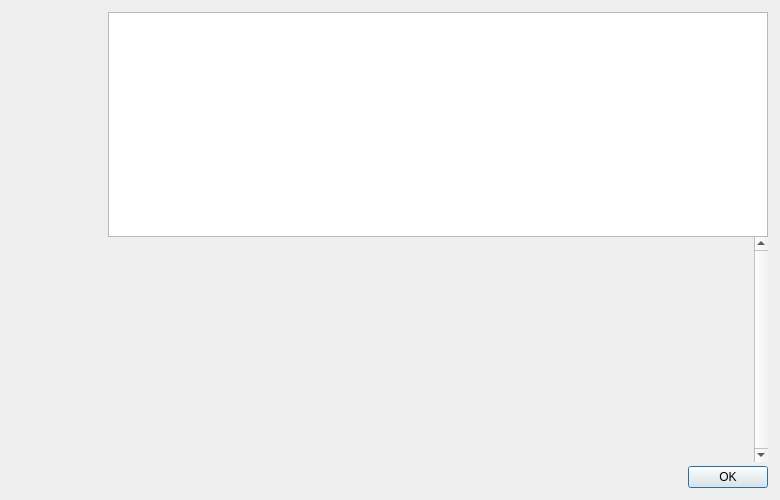
This is src/qt/forms/helpmessagedialog.ui in biblepay/biblepay_legacy as Qt 5 draws it before an edit. The edited form follows.
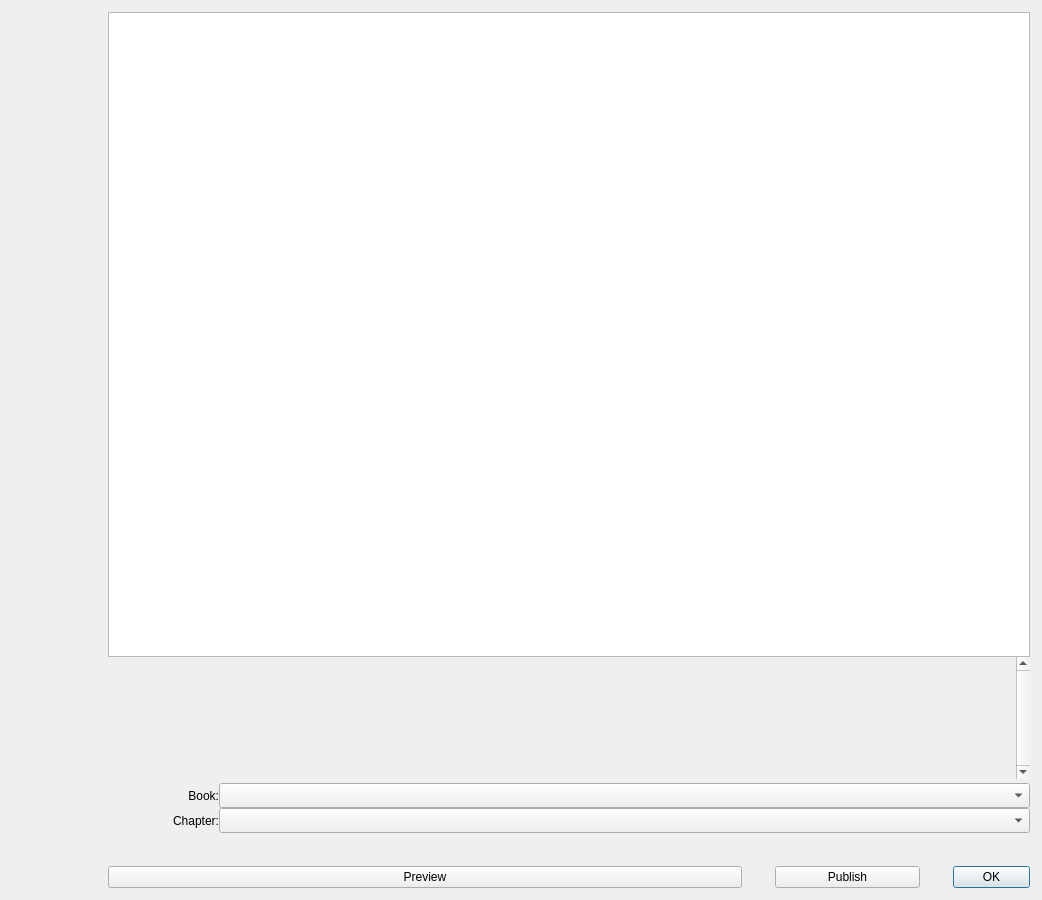
This is the edited form. Icons and pictures are not drawn.

Diff of the .ui file:
```diff
--- a/src/qt/forms/helpmessagedialog.ui
+++ b/src/qt/forms/helpmessagedialog.ui
@@ -6,14 +6,14 @@
    <rect>
     <x>0</x>
     <y>0</y>
-    <width>780</width>
-    <height>500</height>
+    <width>1042</width>
+    <height>900</height>
    </rect>
   </property>
   <property name="maximumSize">
    <size>
     <width>16777215</width>
-    <height>500</height>
+    <height>900</height>
    </size>
   </property>
   <layout class="QHBoxLayout" name="horizontalLayout_2">
@@ -89,7 +89,26 @@
     <layout class="QVBoxLayout" name="verticalLayout">
      <item>
       <widget class="QTextEdit" name="helpMessage">
+       <property name="minimumSize">
+        <size>
+         <width>0</width>
+         <height>645</height>
+        </size>
+       </property>
        <property name="readOnly">
+        <bool>false</bool>
+       </property>
+       <property name="html">
+        <string>&lt;!DOCTYPE HTML PUBLIC &quot;-//W3C//DTD HTML 4.0//EN&quot; &quot;http://www.w3.org/TR/REC-html40/strict.dtd&quot;&gt;
+&lt;html&gt;&lt;head&gt;&lt;meta name=&quot;qrichtext&quot; content=&quot;1&quot; /&gt;&lt;style type=&quot;text/css&quot;&gt;
+p, li { white-space: pre-wrap; }
+&lt;/style&gt;&lt;/head&gt;&lt;body style=&quot; font-family:'MS Shell Dlg 2'; font-size:7.8pt; font-weight:400; font-style:normal;&quot;&gt;
+&lt;p style=&quot;-qt-paragraph-type:empty; margin-top:0px; margin-bottom:0px; margin-left:0px; margin-right:0px; -qt-block-indent:0; text-indent:0px; font-size:8pt;&quot;&gt;&lt;br /&gt;&lt;/p&gt;&lt;/body&gt;&lt;/html&gt;</string>
+       </property>
+       <property name="overwriteMode">
+        <bool>true</bool>
+       </property>
+       <property name="acceptRichText">
         <bool>true</bool>
        </property>
       </widget>
@@ -110,13 +129,25 @@
          <rect>
           <x>0</x>
           <y>0</y>
-          <width>630</width>
-          <height>201</height>
+          <width>897</width>
+          <height>85</height>
          </rect>
         </property>
         <layout class="QVBoxLayout" name="verticalLayout_2">
          <item>
           <widget class="QLabel" name="aboutMessage">
+           <property name="sizePolicy">
+            <sizepolicy hsizetype="Preferred" vsizetype="Minimum">
+             <horstretch>0</horstretch>
+             <verstretch>0</verstretch>
+            </sizepolicy>
+           </property>
+           <property name="minimumSize">
+            <size>
+             <width>0</width>
+             <height>5</height>
+            </size>
+           </property>
            <property name="cursor">
             <cursorShape>IBeamCursor</cursorShape>
            </property>
@@ -155,14 +186,140 @@
       </spacer>
      </item>
      <item>
-      <widget class="QDialogButtonBox" name="okButton">
-       <property name="orientation">
-        <enum>Qt::Horizontal</enum>
+      <layout class="QHBoxLayout" name="horizontalLayout_7">
+       <property name="spacing">
+        <number>0</number>
        </property>
-       <property name="standardButtons">
-        <set>QDialogButtonBox::Ok</set>
+       <item>
+        <widget class="QLabel" name="lblBook">
+         <property name="maximumSize">
+          <size>
+           <width>111</width>
+           <height>16777215</height>
+          </size>
+         </property>
+         <property name="text">
+          <string>Book:</string>
+         </property>
+         <property name="alignment">
+          <set>Qt::AlignRight|Qt::AlignTrailing|Qt::AlignVCenter</set>
+         </property>
+        </widget>
+       </item>
+       <item>
+        <widget class="QComboBox" name="comboBook">
+         <property name="enabled">
+          <bool>true</bool>
+         </property>
+         <property name="minimumSize">
+          <size>
+           <width>0</width>
+           <height>25</height>
+          </size>
+         </property>
+         <property name="toolTip">
+          <string>Choose Bible Book</string>
+         </property>
+         <property name="maxLength" stdset="0">
+          <number>1000</number>
+         </property>
+        </widget>
+       </item>
+      </layout>
+     </item>
+     <item>
+      <layout class="QHBoxLayout" name="horizontalLayout_77">
+       <property name="spacing">
+        <number>0</number>
        </property>
-      </widget>
+       <item>
+        <widget class="QLabel" name="lblChapter">
+         <property name="maximumSize">
+          <size>
+           <width>111</width>
+           <height>16777215</height>
+          </size>
+         </property>
+         <property name="text">
+          <string>Chapter:</string>
+         </property>
+         <property name="alignment">
+          <set>Qt::AlignRight|Qt::AlignTrailing|Qt::AlignVCenter</set>
+         </property>
+        </widget>
+       </item>
+       <item>
+        <widget class="QComboBox" name="comboChapter">
+         <property name="enabled">
+          <bool>true</bool>
+         </property>
+         <property name="minimumSize">
+          <size>
+           <width>0</width>
+           <height>25</height>
+          </size>
+         </property>
+         <property name="toolTip">
+          <string>Choose Bible Chapter</string>
+         </property>
+         <property name="maxLength" stdset="0">
+          <number>1000</number>
+         </property>
+        </widget>
+       </item>
+      </layout>
+     </item>
+     <item>
+      <layout class="QHBoxLayout" name="horizontalLayout">
+       <property name="spacing">
+        <number>33</number>
+       </property>
+       <property name="topMargin">
+        <number>33</number>
+       </property>
+       <item>
+        <widget class="QPushButton" name="btnPreview">
+         <property name="text">
+          <string>Preview</string>
+         </property>
+        </widget>
+       </item>
+       <item>
+        <widget class="QPushButton" name="btnPublish">
+         <property name="minimumSize">
+          <size>
+           <width>145</width>
+           <height>0</height>
+          </size>
+         </property>
+         <property name="maximumSize">
+          <size>
+           <width>77</width>
+           <height>16777215</height>
+          </size>
+         </property>
+         <property name="text">
+          <string>Publish</string>
+         </property>
+        </widget>
+       </item>
+       <item>
+        <widget class="QDialogButtonBox" name="okButton">
+         <property name="maximumSize">
+          <size>
+           <width>77</width>
+           <height>16777215</height>
+          </size>
+         </property>
+         <property name="orientation">
+          <enum>Qt::Horizontal</enum>
+         </property>
+         <property name="standardButtons">
+          <set>QDialogButtonBox::Ok</set>
+         </property>
+        </widget>
+       </item>
+      </layout>
      </item>
     </layout>
    </item>
```
Left out of the diff: 14 changed lines with no effect on the pictures.
